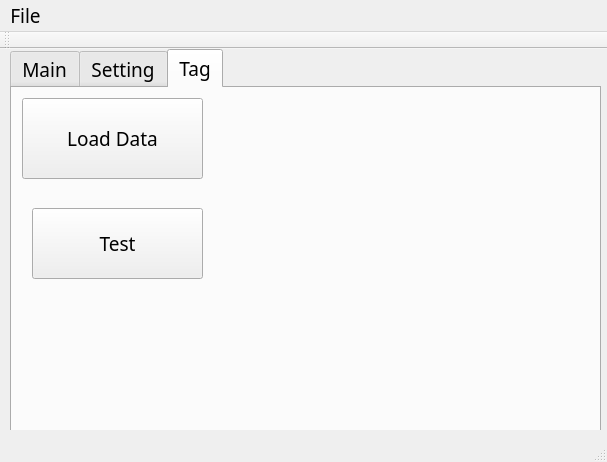
This is mainwindow.ui in jefftsai8049/BeeObservationSystem_Analysis as Qt 5 draws it before an edit. The edited form follows.
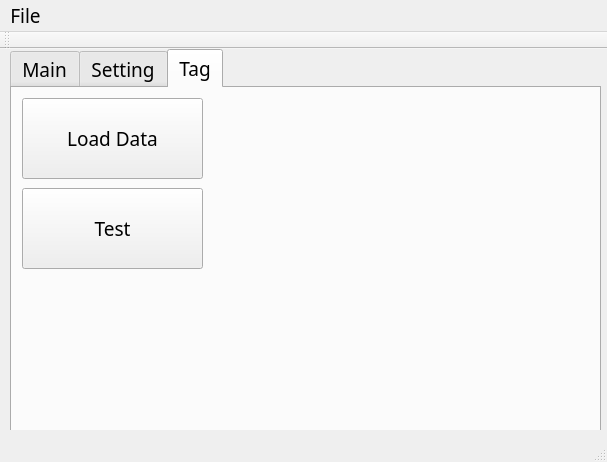
This is the edited form. The open tabs and pages were chosen to show the change.

```diff
--- a/mainwindow.ui
+++ b/mainwindow.ui
@@ -443,10 +443,10 @@
      <widget class="QPushButton" name="test_recognition_pushButton">
       <property name="geometry">
        <rect>
-        <x>20</x>
-        <y>120</y>
-        <width>171</width>
-        <height>71</height>
+        <x>10</x>
+        <y>100</y>
+        <width>181</width>
+        <height>81</height>
        </rect>
       </property>
       <property name="text">
```
Left out of the diff: 2 changed lines with no effect on the pictures.
